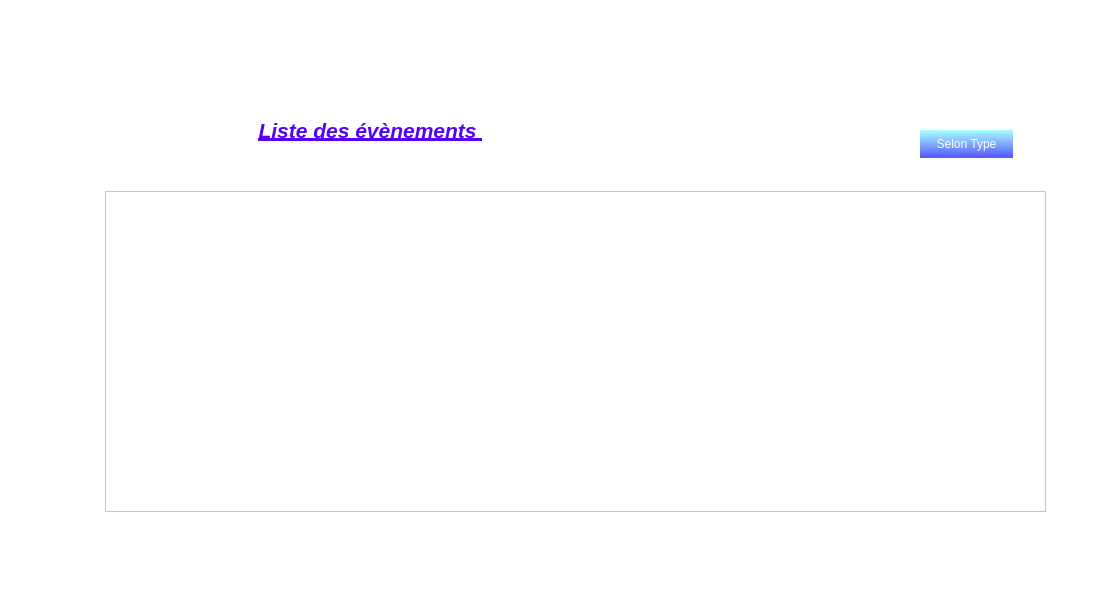
This is mainwindow.ui in IbriRima/Smart_Municipality_2A3 as Qt 5 draws it before an edit. The edited form follows.
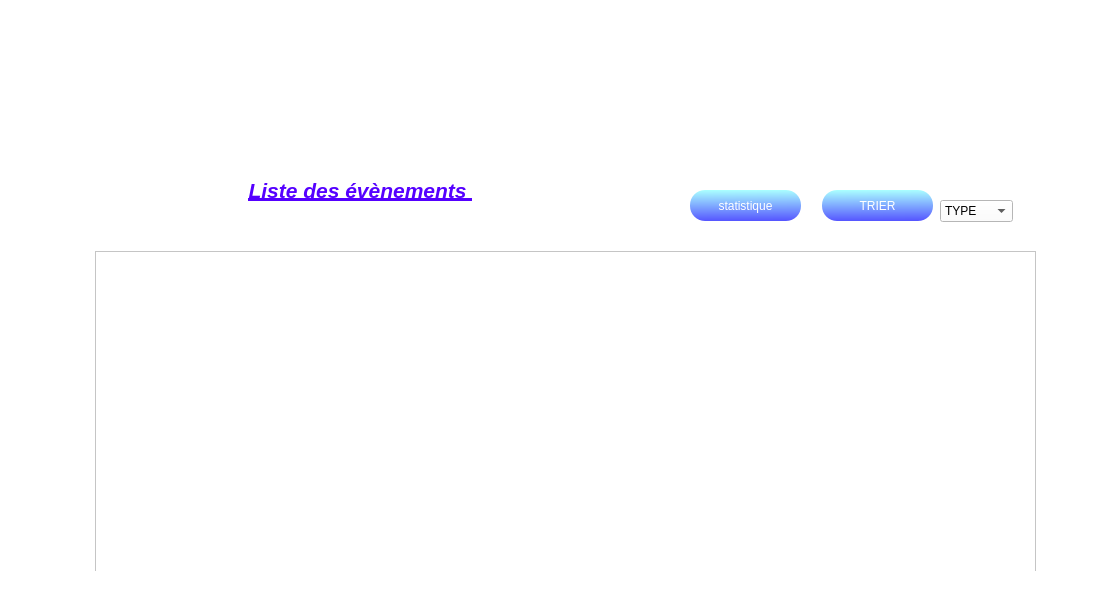
This is the edited form. The open tabs and pages were chosen to show the change. Icons and pictures are not drawn.

```diff
--- a/mainwindow.ui
+++ b/mainwindow.ui
@@ -22,8 +22,8 @@
    <widget class="QStackedWidget" name="stackedWidget">
     <property name="geometry">
      <rect>
-      <x>40</x>
-      <y>20</y>
+      <x>30</x>
+      <y>80</y>
       <width>1061</width>
       <height>521</height>
      </rect>
@@ -274,7 +274,7 @@
      <widget class="QPushButton" name="pushButtonajoutcit">
       <property name="geometry">
        <rect>
-        <x>650</x>
+        <x>530</x>
         <y>110</y>
         <width>101</width>
         <height>31</height>
@@ -326,24 +326,27 @@
      <widget class="QPushButton" name="pushButton_stat">
       <property name="geometry">
        <rect>
-        <x>790</x>
-        <y>90</y>
-        <width>61</width>
-        <height>61</height>
+        <x>660</x>
+        <y>110</y>
+        <width>111</width>
+        <height>31</height>
        </rect>
       </property>
       <property name="styleSheet">
-       <string notr="true">#pushButton_stat {
-background-color: transparent;
-border-image: url(:statistique.png);
-background: none;
-border: none;
-background-repeat: none;
+       <string notr="true">
+QPushButton
+{
+background : qlineargradient(spread:pad, x1:0.467, y1:0, x2:0.482, y2:1, stop:0 rgb(170, 255, 255), stop:1 rgb(85, 85, 255));
+border-radius:15px;
+color:white;
 }
-</string>
+QPushButton:hover
+{
+background:qlineargradient(spread:pad, x1:0.457286, y1:0.381, x2:0.508, y2:1, stop:0 rgb(85, 85, 255), stop:1 rgb(170, 255, 255))
+}</string>
       </property>
       <property name="text">
-       <string/>
+       <string>statistique</string>
       </property>
      </widget>
      <widget class="QLabel" name="label_44">
@@ -381,10 +384,10 @@
      <widget class="QPushButton" name="pushButton">
       <property name="geometry">
        <rect>
-        <x>880</x>
+        <x>792</x>
         <y>110</y>
-        <width>93</width>
-        <height>28</height>
+        <width>111</width>
+        <height>31</height>
        </rect>
       </property>
       <property name="styleSheet">
@@ -400,9 +403,34 @@
 }</string>
       </property>
       <property name="text">
-       <string>Selon Type</string>
+       <string>TRIER</string>
       </property>
      </widget>
+     <widget class="QComboBox" name="input_tri">
+      <property name="geometry">
+       <rect>
+        <x>910</x>
+        <y>120</y>
+        <width>73</width>
+        <height>22</height>
+       </rect>
+      </property>
+      <item>
+       <property name="text">
+        <string>TYPE</string>
+       </property>
+      </item>
+      <item>
+       <property name="text">
+        <string>NOM</string>
+       </property>
+      </item>
+      <item>
+       <property name="text">
+        <string>ETAT</string>
+       </property>
+      </item>
+     </widget>
     </widget>
     <widget class="QWidget" name="page_3">
      <widget class="QLabel" name="label_2">
@@ -2992,7 +3020,7 @@
     <property name="geometry">
      <rect>
       <x>1060</x>
-      <y>0</y>
+      <y>10</y>
       <width>51</width>
       <height>31</height>
      </rect>
```
Left out of the diff: 44 changed lines with no effect on the pictures.
